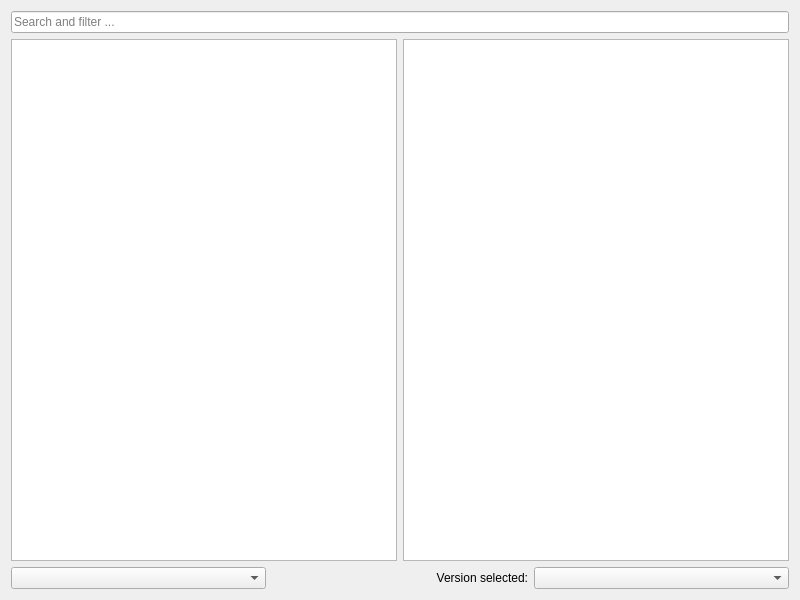
Above: launcher/ui/pages/modplatform/modrinth/ModrinthPage.ui from FreesmTeam/FreesmLauncher before the change. Below: the same form after it.
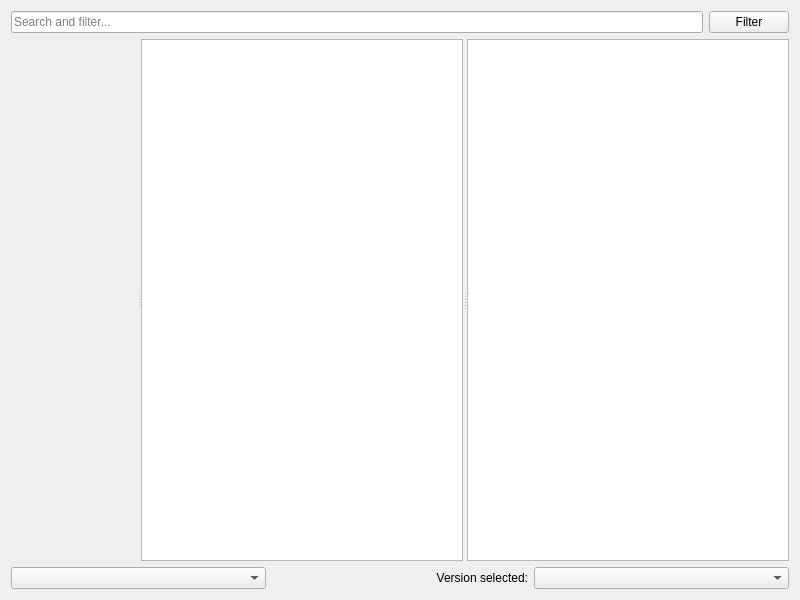
That is the form after the change. Custom widgets are drawn as their Qt base class.

Commit message: add modrinth modpack filter

Diff of the .ui file:
```diff
--- a/launcher/ui/pages/modplatform/modrinth/ModrinthPage.ui
+++ b/launcher/ui/pages/modplatform/modrinth/ModrinthPage.ui
@@ -12,15 +12,35 @@
   </property>
   <layout class="QVBoxLayout" name="verticalLayout">
    <item>
+    <layout class="QHBoxLayout" name="horizontalLayout">
+     <item>
     <widget class="QLineEdit" name="searchEdit">
      <property name="placeholderText">
-      <string>Search and filter ...</string>
+        <string>Search and filter...</string>
      </property>
     </widget>
    </item>
    <item>
-    <layout class="QHBoxLayout">
+      <widget class="QPushButton" name="filterButton">
+       <property name="text">
+        <string>Filter</string>
+       </property>
+      </widget>
+     </item>
+    </layout>
+   </item>
      <item>
+    <widget class="QSplitter" name="splitter">
+     <property name="sizePolicy">
+      <sizepolicy hsizetype="Expanding" vsizetype="Expanding">
+       <horstretch>0</horstretch>
+       <verstretch>0</verstretch>
+      </sizepolicy>
+     </property>
+     <property name="orientation">
+      <enum>Qt::Horizontal</enum>
+     </property>
+     <widget class="QWidget" name="widget" native="true"/>
       <widget class="QListView" name="packView">
        <property name="horizontalScrollBarPolicy">
         <enum>Qt::ScrollBarAlwaysOff</enum>
@@ -35,8 +55,6 @@
         </size>
        </property>
       </widget>
-     </item>
-     <item>
       <widget class="ProjectDescriptionPage" name="packDescription">
        <property name="openExternalLinks">
         <bool>true</bool>
@@ -45,8 +63,7 @@
         <bool>true</bool>
        </property>
       </widget>
-     </item>
-    </layout>
+    </widget>
    </item>
    <item>
     <layout class="QHBoxLayout">
```
Lines whose indentation alone changed are shown as unchanged. The commit also changes 12 other files.
